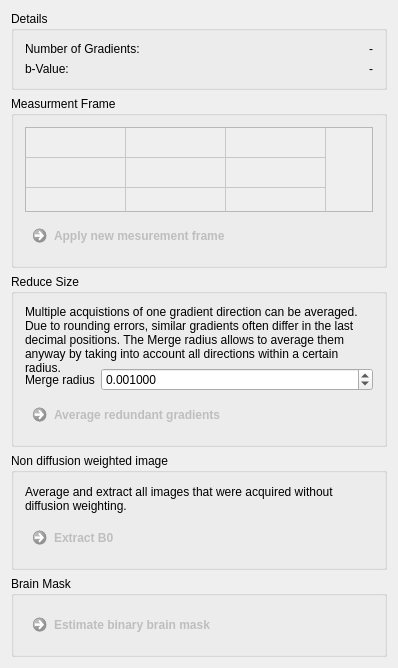
Qt form Modules/Bundles/org.mitk.gui.qt.diffusionimaging/src/internal/QmitkPreprocessingViewControls.ui (MITK/MITK) before a commit.
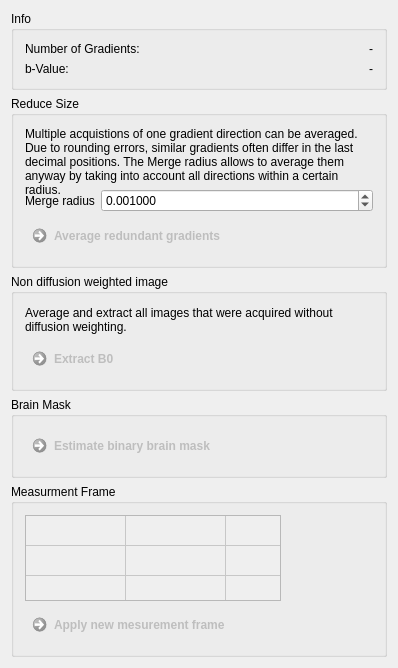
The same form after that commit.

Diff of the .ui file:
```diff
--- a/Modules/Bundles/org.mitk.gui.qt.diffusionimaging/src/internal/QmitkPreprocessingViewControls.ui
+++ b/Modules/Bundles/org.mitk.gui.qt.diffusionimaging/src/internal/QmitkPreprocessingViewControls.ui
@@ -26,7 +26,7 @@
    <item>
     <widget class="QGroupBox" name="groupBox_5">
      <property name="title">
-      <string>Details</string>
+      <string>Info</string>
      </property>
      <layout class="QFormLayout" name="formLayout">
       <property name="fieldGrowthPolicy">
@@ -69,117 +69,6 @@
      </layout>
     </widget>
    </item>
-   <item>
-    <widget class="QGroupBox" name="groupBox_4">
-     <property name="sizePolicy">
-      <sizepolicy hsizetype="Expanding" vsizetype="Expanding">
-       <horstretch>0</horstretch>
-       <verstretch>0</verstretch>
-      </sizepolicy>
-     </property>
-     <property name="title">
-      <string>Measurment Frame</string>
-     </property>
-     <layout class="QGridLayout" name="gridLayout">
-      <item row="2" column="0">
-       <widget class="QCommandLinkButton" name="m_ModifyMeasurementFrame">
-        <property name="enabled">
-         <bool>false</bool>
-        </property>
-        <property name="toolTip">
-         <string/>
-        </property>
-        <property name="statusTip">
-         <string/>
-        </property>
-        <property name="whatsThis">
-         <string notr="true"/>
-        </property>
-        <property name="text">
-         <string>Apply new mesurement frame</string>
-        </property>
-       </widget>
-      </item>
-      <item row="3" column="0">
-       <spacer name="verticalSpacer_2">
-        <property name="orientation">
-         <enum>Qt::Vertical</enum>
-        </property>
-        <property name="sizeHint" stdset="0">
-         <size>
-          <width>20</width>
-          <height>40</height>
-         </size>
-        </property>
-       </spacer>
-      </item>
-      <item row="0" column="0">
-       <widget class="QTableWidget" name="m_MeasurementFrameTable">
-        <property name="enabled">
-         <bool>false</bool>
-        </property>
-        <property name="sizePolicy">
-         <sizepolicy hsizetype="Preferred" vsizetype="Preferred">
-          <horstretch>0</horstretch>
-          <verstretch>0</verstretch>
-         </sizepolicy>
-        </property>
-        <property name="verticalScrollBarPolicy">
-         <enum>Qt::ScrollBarAlwaysOff</enum>
-        </property>
-        <property name="horizontalScrollBarPolicy">
-         <enum>Qt::ScrollBarAlwaysOff</enum>
-        </property>
-        <property name="showGrid">
-         <bool>true</bool>
-        </property>
-        <attribute name="horizontalHeaderVisible">
-         <bool>false</bool>
-        </attribute>
-        <attribute name="horizontalHeaderHighlightSections">
-         <bool>true</bool>
-        </attribute>
-        <attribute name="verticalHeaderVisible">
-         <bool>false</bool>
-        </attribute>
-        <attribute name="verticalHeaderHighlightSections">
-         <bool>true</bool>
-        </attribute>
-        <row>
-         <property name="text">
-          <string>New Row</string>
-         </property>
-        </row>
-        <row>
-         <property name="text">
-          <string>New Row</string>
-         </property>
-        </row>
-        <row>
-         <property name="text">
-          <string>New Row</string>
-         </property>
-        </row>
-        <column>
-         <property name="text">
-          <string>New Column</string>
-         </property>
-        </column>
-        <column>
-         <property name="text">
-          <string>New Column</string>
-         </property>
-        </column>
-        <column>
-         <property name="text">
-          <string>New Column</string>
-         </property>
-        </column>
-       </widget>
-      </item>
-     </layout>
-    </widget>
-   </item>
    <item>
     <widget class="QGroupBox" name="groupBox">
      <property name="title">
@@ -352,6 +241,138 @@
      </layout>
     </widget>
    </item>
+   <item>
+    <widget class="QGroupBox" name="groupBox_4">
+     <property name="sizePolicy">
+      <sizepolicy hsizetype="Expanding" vsizetype="Expanding">
+       <horstretch>0</horstretch>
+       <verstretch>0</verstretch>
+      </sizepolicy>
+     </property>
+     <property name="title">
+      <string>Measurment Frame</string>
+     </property>
+     <layout class="QGridLayout" name="gridLayout">
+      <item row="0" column="1">
+       <spacer name="horizontalSpacer">
+        <property name="orientation">
+         <enum>Qt::Horizontal</enum>
+        </property>
+        <property name="sizeHint" stdset="0">
+         <size>
+          <width>40</width>
+          <height>20</height>
+         </size>
+        </property>
+       </spacer>
+      </item>
+      <item row="0" column="0">
+       <widget class="QTableWidget" name="m_MeasurementFrameTable">
+        <property name="enabled">
+         <bool>false</bool>
+        </property>
+        <property name="sizePolicy">
+         <sizepolicy hsizetype="Minimum" vsizetype="Minimum">
+          <horstretch>0</horstretch>
+          <verstretch>0</verstretch>
+         </sizepolicy>
+        </property>
+        <property name="minimumSize">
+         <size>
+          <width>10</width>
+          <height>10</height>
+         </size>
+        </property>
+        <property name="cursor" stdset="0">
+         <cursorShape>IBeamCursor</cursorShape>
+        </property>
+        <property name="autoFillBackground">
+         <bool>true</bool>
+        </property>
+        <property name="verticalScrollBarPolicy">
+         <enum>Qt::ScrollBarAlwaysOff</enum>
+        </property>
+        <property name="horizontalScrollBarPolicy">
+         <enum>Qt::ScrollBarAlwaysOff</enum>
+        </property>
+        <property name="showGrid">
+         <bool>true</bool>
+        </property>
+        <property name="cornerButtonEnabled">
+         <bool>false</bool>
+        </property>
+        <attribute name="horizontalHeaderVisible">
+         <bool>false</bool>
+        </attribute>
+        <attribute name="horizontalHeaderCascadingSectionResizes">
+         <bool>true</bool>
+        </attribute>
+        <attribute name="horizontalHeaderHighlightSections">
+         <bool>true</bool>
+        </attribute>
+        <attribute name="verticalHeaderVisible">
+         <bool>false</bool>
+        </attribute>
+        <attribute name="verticalHeaderCascadingSectionResizes">
+         <bool>true</bool>
+        </attribute>
+        <attribute name="verticalHeaderHighlightSections">
+         <bool>true</bool>
+        </attribute>
+        <row>
+         <property name="text">
+          <string>New Row</string>
+         </property>
+        </row>
+        <row>
+         <property name="text">
+          <string>New Row</string>
+         </property>
+        </row>
+        <row>
+         <property name="text">
+          <string>New Row</string>
+         </property>
+        </row>
+        <column>
+         <property name="text">
+          <string>New Column</string>
+         </property>
+        </column>
+        <column>
+         <property name="text">
+          <string>New Column</string>
+         </property>
+        </column>
+        <column>
+         <property name="text">
+          <string>New Column</string>
+         </property>
+        </column>
+       </widget>
+      </item>
+      <item row="1" column="0">
+       <widget class="QCommandLinkButton" name="m_ModifyMeasurementFrame">
+        <property name="enabled">
+         <bool>false</bool>
+        </property>
+        <property name="toolTip">
+         <string/>
+        </property>
+        <property name="statusTip">
+         <string/>
+        </property>
+        <property name="whatsThis">
+         <string notr="true"/>
+        </property>
+        <property name="text">
+         <string>Apply new mesurement frame</string>
+        </property>
+       </widget>
+      </item>
+     </layout>
+    </widget>
+   </item>
    <item>
     <spacer name="verticalSpacer">
      <property name="orientation">
@@ -360,7 +381,7 @@
      <property name="sizeHint" stdset="0">
       <size>
        <width>20</width>
-       <height>0</height>
+       <height>40</height>
       </size>
      </property>
     </spacer>
```
